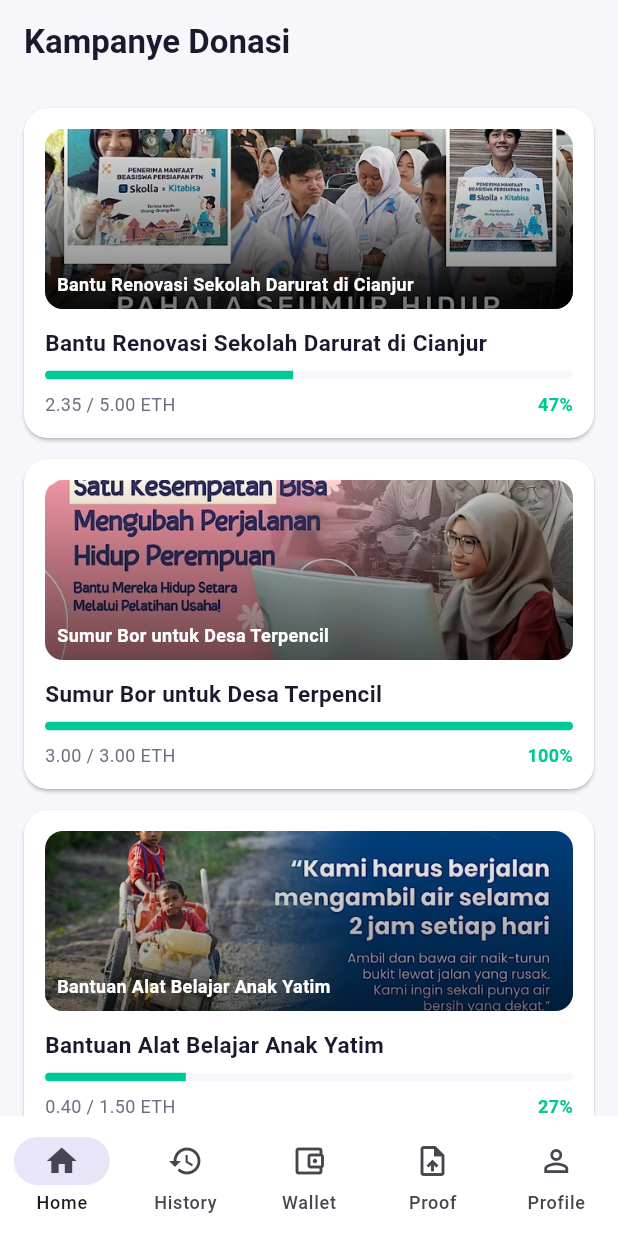
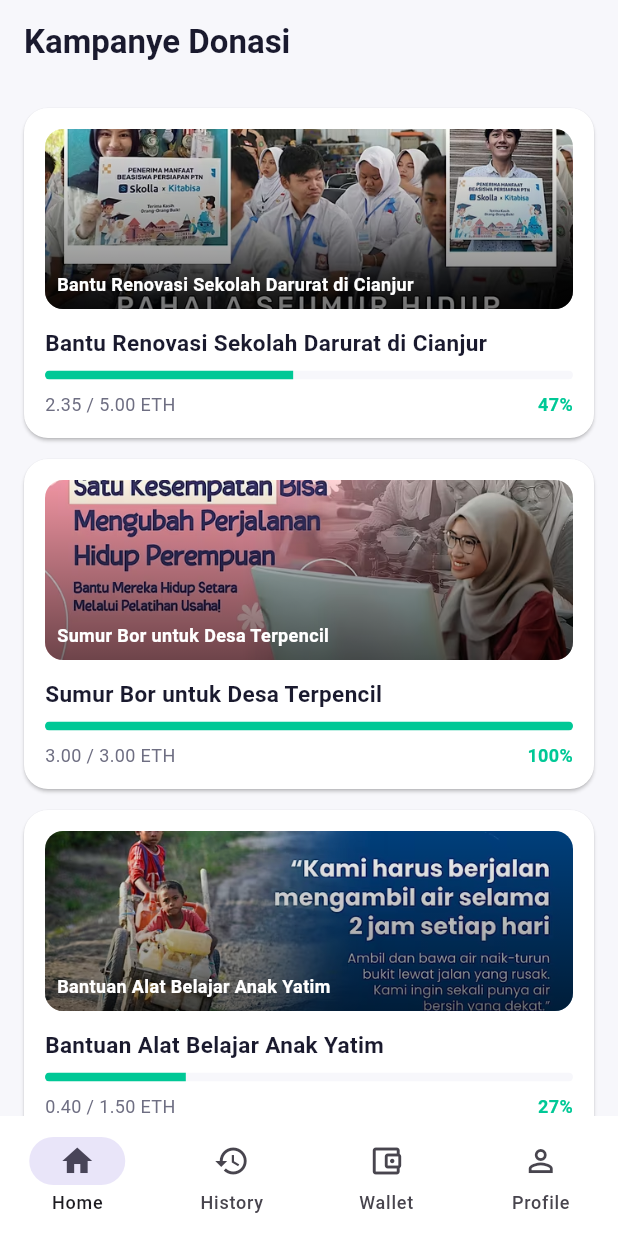
Before and after one commit to JovanVito/decentradonate, a Flutter app: the screen it shows after launch, on a phone screen of 412 x 824 dp. Run offline on Flutter 3.47's test engine with Material 3 defaults, Android fonts, the phone set to English and light mode, and no system bars; our stand-ins replace camera, dartz, flutter_riverpod, flutter_secure_storage, geolocator, go_router and 2 more; missing offline and left inert: bip39, web3dart; accounts and stored records are empty.

Commit message:
fix: tampilkan auth profile dan sembunyikan proof untuk user biasa

```diff
--- a/lib/core/router/app_shell.dart
+++ b/lib/core/router/app_shell.dart
@@ -1,22 +1,35 @@
 import 'package:flutter/material.dart';
+import 'package:flutter_riverpod/flutter_riverpod.dart';
 import 'package:go_router/go_router.dart';
 import '../widgets/app_bottom_nav.dart';
+import '../../features/auth/presentation/providers/auth_providers.dart';
 
-class AppShell extends StatelessWidget {
+class AppShell extends ConsumerWidget {
   final StatefulNavigationShell navigationShell;
 
   const AppShell({super.key, required this.navigationShell});
 
   @override
-  Widget build(BuildContext context) {
+  Widget build(BuildContext context, WidgetRef ref) {
+    final profile = ref.watch(profileProvider);
+    final showProof = profile.valueOrNull?.isOrganizer ?? false;
+    final visibleIndex = showProof || navigationShell.currentIndex < 3
+        ? navigationShell.currentIndex
+        : navigationShell.currentIndex == 4
+            ? 3
+            : navigationShell.currentIndex;
     return Scaffold(
       body: navigationShell,
       bottomNavigationBar: AppBottomNav(
-        currentIndex: navigationShell.currentIndex,
-        onTap: (index) => navigationShell.goBranch(
-          index,
-          initialLocation: index == navigationShell.currentIndex,
-        ),
+        currentIndex: visibleIndex,
+        showProof: showProof,
+        onTap: (index) {
+          final branchIndex = showProof || index < 3 ? index : 4;
+          navigationShell.goBranch(
+            branchIndex,
+            initialLocation: branchIndex == navigationShell.currentIndex,
+          );
+        },
       ),
     );
   }
--- a/lib/core/widgets/app_bottom_nav.dart
+++ b/lib/core/widgets/app_bottom_nav.dart
@@ -4,38 +4,44 @@ import '../constants/app_colors.dart';
 class AppBottomNav extends StatelessWidget {
   final int currentIndex;
   final ValueChanged<int> onTap;
+  final bool showProof;
 
   const AppBottomNav(
-      {super.key, required this.currentIndex, required this.onTap});
+      {super.key,
+      required this.currentIndex,
+      required this.onTap,
+      required this.showProof});
 
   @override
   Widget build(BuildContext context) {
+    final destinations = <NavigationDestination>[
+      const NavigationDestination(
+          icon: Icon(Icons.home_outlined),
+          selectedIcon: Icon(Icons.home),
+          label: 'Home'),
+      const NavigationDestination(
+          icon: Icon(Icons.history_outlined),
+          selectedIcon: Icon(Icons.history),
+          label: 'History'),
+      const NavigationDestination(
+          icon: Icon(Icons.account_balance_wallet_outlined),
+          selectedIcon: Icon(Icons.account_balance_wallet),
+          label: 'Wallet'),
+      if (showProof)
+        const NavigationDestination(
+            icon: Icon(Icons.upload_file_outlined),
+            selectedIcon: Icon(Icons.upload_file),
+            label: 'Proof'),
+      const NavigationDestination(
+          icon: Icon(Icons.person_outline),
+          selectedIcon: Icon(Icons.person),
+          label: 'Profile'),
+    ];
     return NavigationBar(
       selectedIndex: currentIndex,
       onDestinationSelected: onTap,
       indicatorColor: AppColors.primary.withValues(alpha: 0.15),
-      destinations: const [
-        NavigationDestination(
-            icon: Icon(Icons.home_outlined),
-            selectedIcon: Icon(Icons.home),
-            label: 'Home'),
-        NavigationDestination(
-            icon: Icon(Icons.history_outlined),
-            selectedIcon: Icon(Icons.history),
-            label: 'History'),
-        NavigationDestination(
-            icon: Icon(Icons.account_balance_wallet_outlined),
-            selectedIcon: Icon(Icons.account_balance_wallet),
-            label: 'Wallet'),
-        NavigationDestination(
-            icon: Icon(Icons.upload_file_outlined),
-            selectedIcon: Icon(Icons.upload_file),
-            label: 'Proof'),
-        NavigationDestination(
-            icon: Icon(Icons.person_outline),
-            selectedIcon: Icon(Icons.person),
-            label: 'Profile'),
-      ],
+      destinations: destinations,
     );
   }
 }
```
Also changed, not shown: lib/features/auth/data/repositories/auth_repository_impl.dart (+7 -2 lines), lib/features/profile/presentation/screens/profile_screens.dart (+15 -1 lines).
